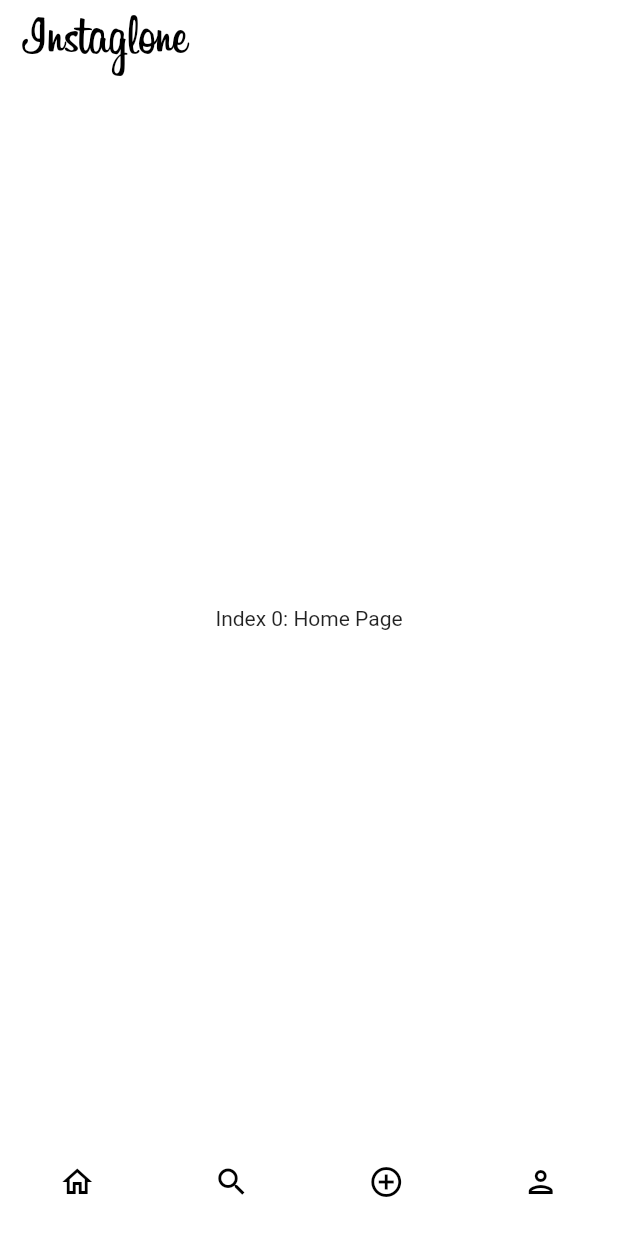
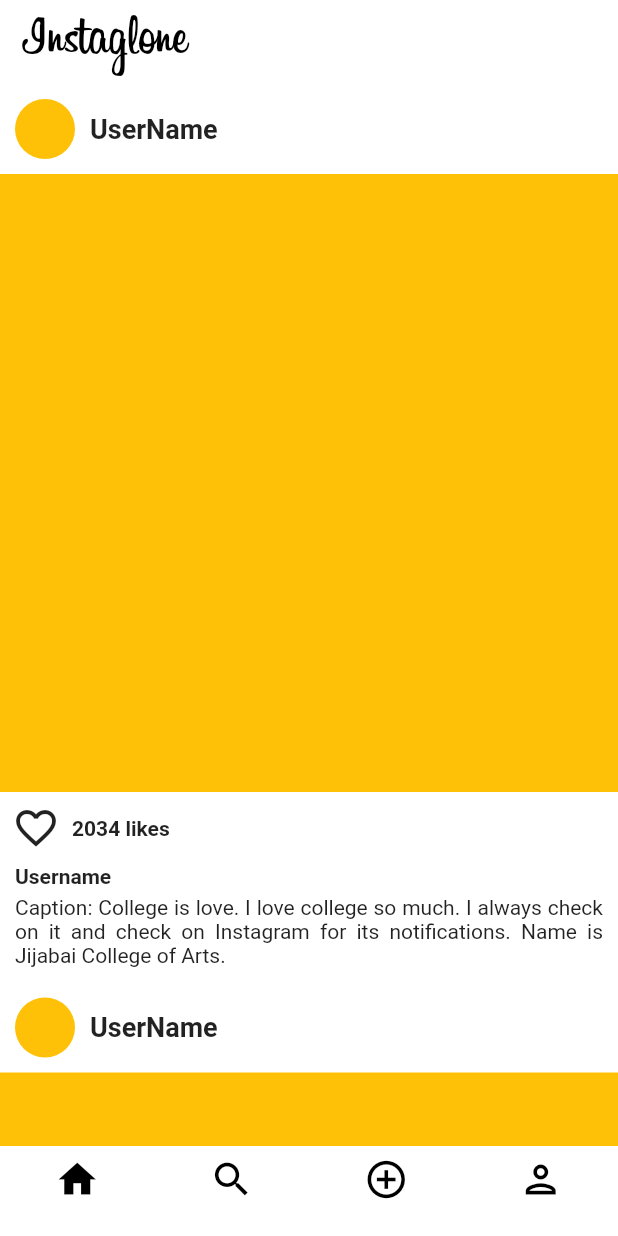
Before and after one commit to QuronXZ/Instaglone, a Flutter app: the screen it shows after launch, on a phone screen of 412 x 824 dp. Run offline on Flutter 3.47's test engine with Material 2 defaults, Android fonts, the phone set to English and light mode, and no system bars; our stand-ins replace camera, cloud_firestore, firebase_core, image_picker; accounts and stored records are empty.

Commit message:
Static Feed and Post

```diff
--- a/lib/Nav.dart
+++ b/lib/Nav.dart
@@ -1,4 +1,5 @@
 import 'package:flutter/material.dart';
+import 'package:instaglone/feed.dart';
 import 'add_post.dart';
 
 class MyHomePage extends StatefulWidget {
@@ -8,13 +9,13 @@ class MyHomePage extends StatefulWidget {
 
 class _MyHomePageState extends State<MyHomePage> {
   int pageNum = 0;
-  Icon _homeIcon = Icon(Icons.home_outlined);
+  Icon _homeIcon = Icon(Icons.home);
   Icon _searchIcon = Icon(Icons.search_outlined);
   Icon _addIcon = Icon(Icons.add_circle_outline);
   Icon _profileIcon = Icon(Icons.person_outlined);
 
   static const List<Widget> _Pages = <Widget>[
-    Text('Index 0: Home Page'),
+    Feed(),
     Text('Index 1: Search Page'),
     CreatePost(),
     Text('Index 4: Profile Page'),
@@ -25,31 +26,31 @@ class _MyHomePageState extends State<MyHomePage> {
       pageNum = index;
       switch (pageNum) {
         case 0:
-          _addIcon = Icon(Icons.add_circle_outline);
-          _profileIcon = Icon(Icons.person_outlined);
-          _searchIcon = Icon(Icons.search);
-          _homeIcon = Icon(Icons.home);
+          _addIcon = const Icon(Icons.add_circle_outline);
+          _profileIcon = const Icon(Icons.person_outlined);
+          _searchIcon = const Icon(Icons.search);
+          _homeIcon = const Icon(Icons.home);
           break;
         case 1:
-          _homeIcon = Icon(Icons.home_outlined);
-          _addIcon = Icon(Icons.add_circle_outline);
-          _profileIcon = Icon(Icons.person_outlined);
-          _searchIcon = Icon(
+          _homeIcon = const Icon(Icons.home_outlined);
+          _addIcon = const Icon(Icons.add_circle_outline);
+          _profileIcon = const Icon(Icons.person_outlined);
+          _searchIcon = const Icon(
             Icons.search,
-            size: 28,
+            size: 34,
           );
           break;
         case 2:
-          _homeIcon = Icon(Icons.home_outlined);
-          _profileIcon = Icon(Icons.person_outlined);
-          _searchIcon = Icon(Icons.search);
-          _addIcon = Icon(Icons.add_circle);
+          _homeIcon = const Icon(Icons.home_outlined);
+          _profileIcon = const Icon(Icons.person_outlined);
+          _searchIcon = const Icon(Icons.search);
+          _addIcon = const Icon(Icons.add_circle);
           break;
         case 3:
-          _homeIcon = Icon(Icons.home_outlined);
-          _addIcon = Icon(Icons.add_circle_outline);
-          _searchIcon = Icon(Icons.search);
-          _profileIcon = Icon(Icons.person);
+          _homeIcon = const Icon(Icons.home_outlined);
+          _addIcon = const Icon(Icons.add_circle_outline);
+          _searchIcon = const Icon(Icons.search);
+          _profileIcon = const Icon(Icons.person);
           break;
       }
     });
@@ -59,20 +60,11 @@ class _MyHomePageState extends State<MyHomePage> {
   Widget build(BuildContext context) {
     return Scaffold(
       backgroundColor: Colors.white,
-      appBar: AppBar(
-        title: Text(
-          "Instaglone",
-          style: TextStyle(
-              fontSize: 36,
-              fontWeight: FontWeight.w500,
-              fontFamily: "Billabong"),
-        ),
-        elevation: 0,
-      ),
       body: Center(
         child: _Pages.elementAt(pageNum),
       ),
       bottomNavigationBar: BottomNavigationBar(
+        iconSize: 30,
         elevation: 0,
         type: BottomNavigationBarType.fixed,
         backgroundColor: Colors.white,
--- /dev/null
+++ b/lib/Post.dart
@@ -0,0 +1,83 @@
+import 'package:flutter/material.dart';
+
+class Post extends StatefulWidget {
+  const Post({Key? key}) : super(key: key);
+
+  @override
+  _PostState createState() => _PostState();
+}
+
+class _PostState extends State<Post> {
+  @override
+  Widget build(BuildContext context) {
+    return Container(
+      padding: EdgeInsets.symmetric(vertical: 10, horizontal: 0),
+      child: Column(
+        children: [
+          Padding(
+            padding: const EdgeInsets.symmetric(vertical: 0, horizontal: 10),
+            child: Row(
+              children: [
+                CircleAvatar(
+                  backgroundColor: Colors.amber,
+                ),
+                SizedBox(width: 10),
+                Text(
+                  "UserName",
+                  style: TextStyle(fontWeight: FontWeight.bold, fontSize: 18),
+                )
+              ],
+            ),
+          ),
+          SizedBox(height: 10),
+          Container(
+            height: MediaQuery.of(context).size.width,
+            width: MediaQuery.of(context).size.width,
+            color: Colors.amber,
+          ),
+          Row(
+            children: [
+              IconButton(
+                onPressed: () {},
+                icon: Icon(
+                  Icons.favorite_border,
+                  size: 32,
+                ),
+              ),
+              Text(
+                "2034 likes",
+                style: TextStyle(fontWeight: FontWeight.bold, fontSize: 14),
+              ),
+            ],
+          ),
+          Row(
+            children: [
+              SizedBox(width: 10),
+              Text(
+                "Username",
+                style: TextStyle(fontWeight: FontWeight.bold, fontSize: 14),
+              ),
+            ],
+          ),
+          SizedBox(height: 5),
+          Row(
+            children: [
+              SizedBox(width: 10),
+              Expanded(
+                child: Text(
+                  "Caption: College is love. I love college so much. I always check on it and check on Instagram for its notifications. Name is Jijabai College of Arts. ",
+                  style: TextStyle(fontSize: 14),
+                  maxLines: 15,
+                  overflow: TextOverflow.ellipsis,
+                  textDirection: TextDirection.ltr,
+                  textAlign: TextAlign.justify,
+                ),
+              ),
+              SizedBox(width: 10),
+            ],
+          ),
+        ],
+      ),
+    );
+  }
+}
--- /dev/null
+++ b/lib/feed.dart
@@ -0,0 +1,31 @@
+import 'package:flutter/material.dart';
+import 'package:instaglone/Post.dart';
+
+class Feed extends StatefulWidget {
+  const Feed({Key? key}) : super(key: key);
+
+  @override
+  _FeedState createState() => _FeedState();
+}
+
+class _FeedState extends State<Feed> {
+  @override
+  Widget build(BuildContext context) {
+    return Scaffold(
+      backgroundColor: Colors.white,
+      appBar: AppBar(
+        title: Text(
+          "Instaglone",
+          style: TextStyle(
+              fontSize: 36,
+              fontWeight: FontWeight.w500,
+              fontFamily: "Billabong"),
+        ),
+        elevation: 0,
+      ),
+      body: ListView(
+        children: [Post(), Post(), Post()],
+      ),
+    );
+  }
+}
--- a/pubspec.yaml
+++ b/pubspec.yaml
@@ -47,7 +47,7 @@ dev_dependencies:
   # activated in the `analysis_options.yaml` file located at the root of your
   # package. See that file for information about deactivating specific lint
   # rules and activating additional ones.
-  flutter_lints: ^1.0.0
+  # flutter_lints: ^1.0.0
 
 # For information on the generic Dart part of this file, see the
 # following page: https://dart.dev/tools/pub/pubspec
@@ -79,6 +79,9 @@ flutter:
     - family: Billabong
       fonts:
         - asset: fonts/Billabong.ttf
+    - family: Helvetica-Neue
+      fonts:
+        - asset: fonts/Helvetica-Neue.ttf
 
   #
   # For details regarding fonts from package dependencies,
```
Also changed, not shown: fonts/Helvetica-Neue.ttf (added), pubspec.lock.
